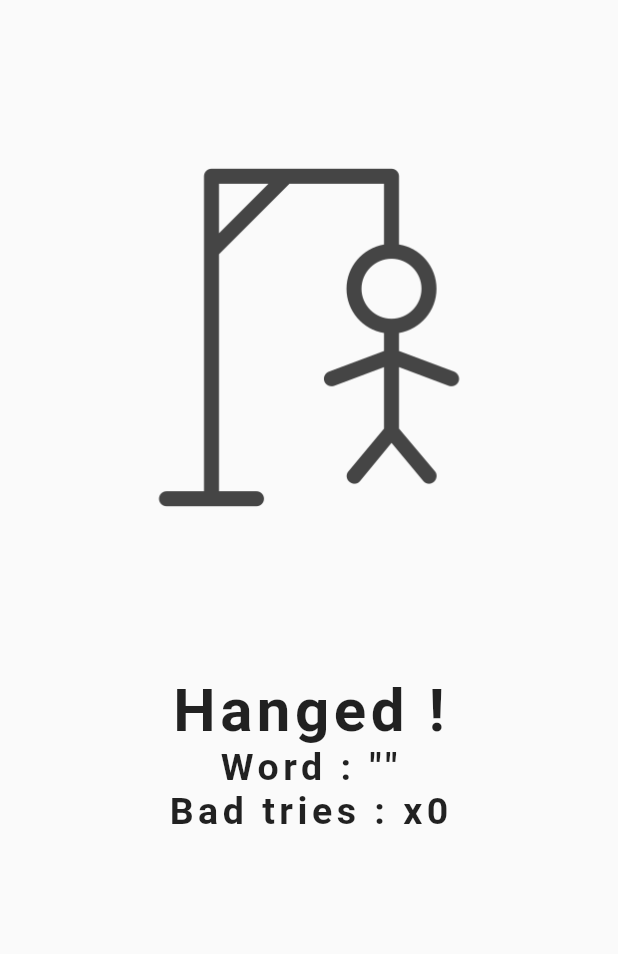
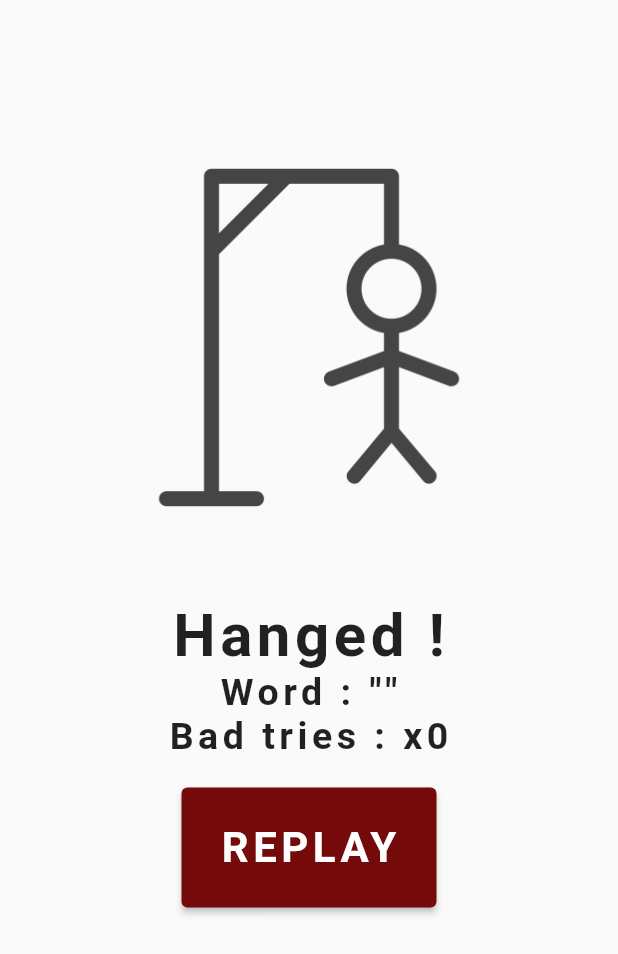
Before and after one commit to Stecathw/hangman, a Flutter app: what endGame() shows on an empty page, opened directly with empty values, on a phone screen of 412 x 824 dp. Shown: the top 954 px of the screen. Run offline on Flutter 3.47's test engine with Material 2 defaults, Android fonts, the phone set to English and light mode, and no system bars; our stand-ins replace flutter_bloc, flutter_dotenv; network calls fail.

Commit message:
fix(Replay): fixed issue#15

```diff
--- a/lib/main.dart
+++ b/lib/main.dart
@@ -35,5 +35,3 @@ class MyApp extends StatelessWidget {
         ));
   }
 }
-
-// Put a multibloc provider
--- a/lib/views/game_page.dart
+++ b/lib/views/game_page.dart
@@ -33,6 +33,10 @@ class _GamePageState extends State<GamePage> {
   Widget build(BuildContext context) {
     return Scaffold(
       appBar: AppBar(
+        leading: IconButton(
+          icon: const Icon(Icons.arrow_back, color: Colors.white),
+          onPressed: () => Navigator.pushNamed(context, "/"),
+        ),
         title: const Text('A little hangman game'),
         backgroundColor: AppColor.primaryColorRed,
       ),
--- a/lib/widgets/end_game.dart
+++ b/lib/widgets/end_game.dart
@@ -13,7 +13,7 @@ Widget endGame(BuildContext context, bool isWon, Word word) {
       child: Column(
     children: <Widget>[
       Padding(
-        padding: const EdgeInsets.fromLTRB(20, 100, 20, 100),
+        padding: const EdgeInsets.fromLTRB(20, 100, 20, 50),
         child: SizedBox(
           width: 250,
           height: 250,
@@ -21,10 +21,8 @@ Widget endGame(BuildContext context, bool isWon, Word word) {
         ),
       ),
       Column(
-        // padding: const EdgeInsets.fromLTRB(20, 20, 20, 100),
         crossAxisAlignment: CrossAxisAlignment.center,
         verticalDirection: VerticalDirection.down,
-        // mainAxisAlignment: MainAxisAlignment.spaceEvenly,
         children: [
           Text(
             msg,
@@ -52,27 +50,29 @@ Widget endGame(BuildContext context, bool isWon, Word word) {
           )
         ],
       ),
-      // SizedBox(
-      //   height: 80,
-      //   width: 150,
-      //   child: ElevatedButton(
-      //     style: ButtonStyle(
-      //       backgroundColor:
-      //           MaterialStatePropertyAll<Color>(AppColor.primaryColorRed),
-      //     ),
-      //     onPressed: () {
-      //       Navigator.pushNamed(context, "/game");
-      //     },
-      //     child: const Text(
-      //       'REPLAY',
-      //       style: TextStyle(
-      //         fontWeight: FontWeight.bold,
-      //         fontSize: 28,
-      //         letterSpacing: 3,
-      //       ),
-      //     ),
-      //   ),
-      // )
+      Padding(
+          padding: const EdgeInsets.fromLTRB(20, 20, 20, 20),
+          child: SizedBox(
+            height: 80,
+            width: 170,
+            child: ElevatedButton(
+              style: ButtonStyle(
+                backgroundColor:
+                    MaterialStatePropertyAll<Color>(AppColor.primaryColorRed),
+              ),
+              onPressed: () {
+                Navigator.pushNamed(context, "/");
+              },
+              child: const Text(
+                'REPLAY',
+                style: TextStyle(
+                  fontWeight: FontWeight.bold,
+                  fontSize: 28,
+                  letterSpacing: 3,
+                ),
+              ),
+            ),
+          )),
     ],
   ));
 }
```
Also changed, not shown: 1 other file.
